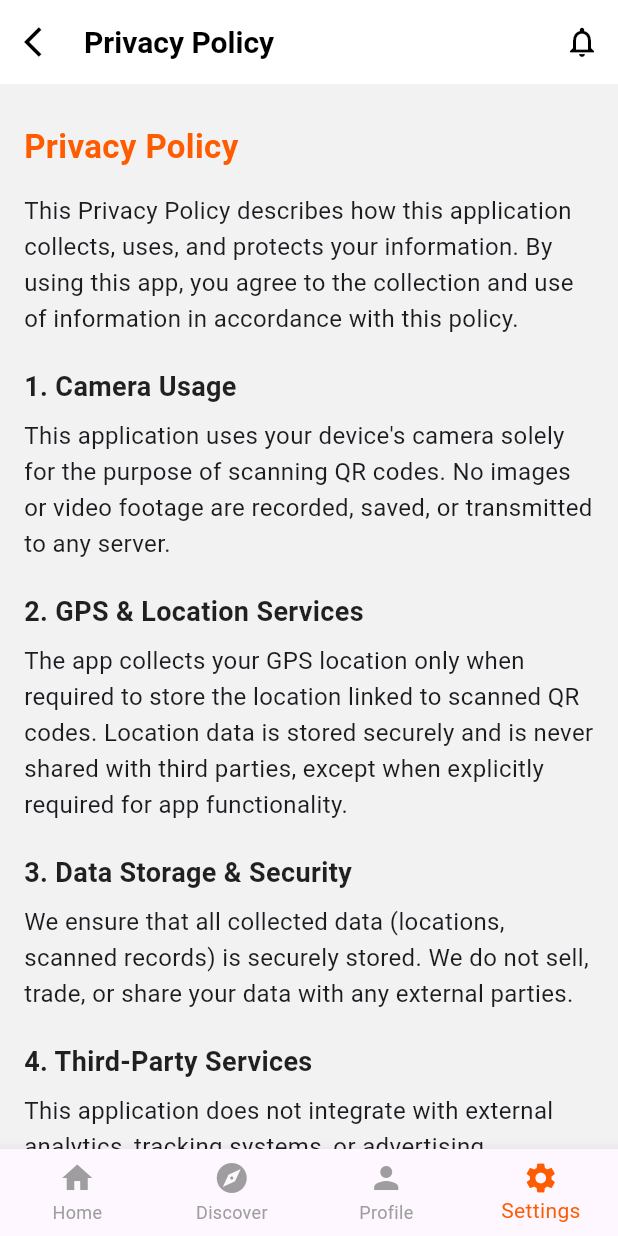
After one commit to msrepos/foxscope-app, a Flutter app: the PolicyPage screen opened by its route, on a phone screen of 412 x 824 dp. The commit adds this screen. Run offline on Flutter 3.47's test engine with Material 3 defaults, Android fonts, the phone set to English and light mode, and no system bars; our stand-ins replace flutter_svg, font_awesome_flutter, get_it, go_router; missing offline and left inert: country_icons.

Commit message:
add setting pages

```diff
--- a/lib/core/constants/app_router.dart
+++ b/lib/core/constants/app_router.dart
@@ -19,6 +19,11 @@ import '../../features/scope/presentation/pages/send_page.dart';
 import '../../features/scope/presentation/pages/scan_page.dart';
 import '../../features/market/presentation/pages/market_page.dart';
 import '../../features/chat/presentation/pages/chat_page.dart';
+import '../../features/settings/presentation/pages/privacy_page.dart';
+import '../../features/settings/presentation/pages/policy_page.dart';
+import '../../features/settings/presentation/pages/terms_page.dart';
+import '../../features/settings/presentation/pages/help_page.dart';
+import '../../features/settings/presentation/pages/language_page.dart';
 
 class AppRouter {
   static final GoRouter router = GoRouter(
@@ -96,6 +101,26 @@ class AppRouter {
         path: '/settings',
         builder: (context, state) => const SettingsPage(),
       ),
+      GoRoute(
+        path: '/privacy',
+        builder: (context, state) => const PrivacyPage(),
+      ),
+      GoRoute(
+        path: '/policy',
+        builder: (context, state) => const PolicyPage(),
+      ),
+      GoRoute(
+        path: '/terms',
+        builder: (context, state) => const TermsPage(),
+      ),
+      GoRoute(
+        path: '/help',
+        builder: (context, state) => const HelpPage(),
+      ),
+      GoRoute(
+        path: '/language',
+        builder: (context, state) => const LanguagePage(),
+      ),
     ],
   );
 }
--- /dev/null
+++ b/lib/features/settings/presentation/pages/policy_page.dart
@@ -0,0 +1,103 @@
+import 'package:flutter/material.dart';
+import '../../../../core/theme/app_colors.dart';
+import '../../../../core/widgets/app_header.dart';
+import '../../../../core/widgets/app_footer.dart';
+
+class PolicyPage extends StatelessWidget {
+  const PolicyPage({super.key});
+
+  @override
+  Widget build(BuildContext context) {
+    return Scaffold(
+      appBar: const AppHeader(title: "Privacy Policy"),
+      backgroundColor: const Color(0xFFF2F2F2),
+      body: SingleChildScrollView(
+        padding: const EdgeInsets.all(16.0),
+        child: Column(
+          crossAxisAlignment: CrossAxisAlignment.start,
+          children: [
+            const SizedBox(height: 10),
+            Text(
+              "Privacy Policy",
+              style: TextStyle(
+                color: AppColors.primary,
+                fontSize: 22,
+                fontWeight: FontWeight.bold,
+              ),
+            ),
+            const SizedBox(height: 16),
+            const Text(
+              "This Privacy Policy describes how this application collects, uses, and protects your information. By using this app, you agree to the collection and use of information in accordance with this policy.",
+              style: TextStyle(fontSize: 16, height: 1.5),
+            ),
+
+            const SizedBox(height: 20),
+            _buildSectionTitle("1. Camera Usage"),
+            const Text(
+              "This application uses your device's camera solely for the purpose of scanning QR codes. No images or video footage are recorded, saved, or transmitted to any server.",
+              style: TextStyle(fontSize: 16, height: 1.5),
+            ),
+
+            const SizedBox(height: 20),
+            _buildSectionTitle("2. GPS & Location Services"),
+            const Text(
+              "The app collects your GPS location only when required to store the location linked to scanned QR codes. Location data is stored securely and is never shared with third parties, except when explicitly required for app functionality.",
+              style: TextStyle(fontSize: 16, height: 1.5),
+            ),
+
+            const SizedBox(height: 20),
+            _buildSectionTitle("3. Data Storage & Security"),
+            const Text(
+              "We ensure that all collected data (locations, scanned records) is securely stored. We do not sell, trade, or share your data with any external parties.",
+              style: TextStyle(fontSize: 16, height: 1.5),
+            ),
+
+            const SizedBox(height: 20),
+            _buildSectionTitle("4. Third-Party Services"),
+            const Text(
+              "This application does not integrate with external analytics, tracking systems, or advertising networks. Your data remains fully private.",
+              style: TextStyle(fontSize: 16, height: 1.5),
+            ),
+
+            const SizedBox(height: 20),
+            _buildSectionTitle("5. User Consent"),
+            const Text(
+              "By using this application, you consent to the use of your device's camera and location services strictly for the intended functionalities.",
+              style: TextStyle(fontSize: 16, height: 1.5),
+            ),
+
+            const SizedBox(height: 20),
+            _buildSectionTitle("6. Changes to This Policy"),
+            const Text(
+              "We may update this Privacy Policy from time to time. You are advised to review this page periodically for any changes.",
+              style: TextStyle(fontSize: 16, height: 1.5),
+            ),
+
+            const SizedBox(height: 30),
+            const Text(
+              "If you have any questions regarding this Privacy Policy, please contact the support team.",
+              style: TextStyle(fontSize: 16, height: 1.5),
+            ),
+
+            const SizedBox(height: 60),
+          ],
+        ),
+      ),
+      bottomNavigationBar: const AppFooter(currentIndex: 3),
+    );
+  }
+
+  static Widget _buildSectionTitle(String title) {
+    return Padding(
+      padding: const EdgeInsets.only(bottom: 8.0),
+      child: Text(
+        title,
+        style: const TextStyle(
+          fontSize: 18,
+          fontWeight: FontWeight.bold,
+          color: Colors.black87,
+        ),
+      ),
+    );
+  }
+}
--- /dev/null
+++ b/lib/features/settings/presentation/pages/privacy_page.dart
@@ -0,0 +1,103 @@
+import 'package:flutter/material.dart';
+import '../../../../core/theme/app_colors.dart';
+import '../../../../core/widgets/app_header.dart';
+import '../../../../core/widgets/app_footer.dart';
+
+class PrivacyPage extends StatelessWidget {
+  const PrivacyPage({super.key});
+
+  @override
+  Widget build(BuildContext context) {
+    return Scaffold(
+      appBar: const AppHeader(title: "Privacy Center"),
+      backgroundColor: const Color(0xFFF2F2F2),
+      body: SingleChildScrollView(
+        padding: const EdgeInsets.all(16.0),
+        child: Column(
+          crossAxisAlignment: CrossAxisAlignment.start,
+          children: [
+            const SizedBox(height: 10),
+            Text(
+              "Privacy Center",
+              style: TextStyle(
+                color: AppColors.primary,
+                fontSize: 22,
+                fontWeight: FontWeight.bold,
+              ),
+            ),
+            const SizedBox(height: 16),
+            const Text(
+              "This Privacy Center describes how this application collects, uses, and protects your information. By using this app, you agree to the collection and use of information in accordance with this policy.",
+              style: TextStyle(fontSize: 16, height: 1.5),
+            ),
+
+            const SizedBox(height: 20),
+            _buildSectionTitle("1. Camera Usage"),
+            const Text(
+              "This application uses your device's camera solely for the purpose of scanning QR codes. No images or video footage are recorded, saved, or transmitted to any server.",
+              style: TextStyle(fontSize: 16, height: 1.5),
+            ),
+
+            const SizedBox(height: 20),
+            _buildSectionTitle("2. GPS & Location Services"),
+            const Text(
+              "The app collects your GPS location only when required to store the location linked to scanned QR codes. Location data is stored securely and is never shared with third parties, except when explicitly required for app functionality.",
+              style: TextStyle(fontSize: 16, height: 1.5),
+            ),
+
+            const SizedBox(height: 20),
+            _buildSectionTitle("3. Data Storage & Security"),
+            const Text(
+              "We ensure that all collected data (locations, scanned records) is securely stored. We do not sell, trade, or share your data with any external parties.",
+              style: TextStyle(fontSize: 16, height: 1.5),
+            ),
+
+            const SizedBox(height: 20),
+            _buildSectionTitle("4. Third-Party Services"),
+            const Text(
+              "This application does not integrate with external analytics, tracking systems, or advertising networks. Your data remains fully private.",
+              style: TextStyle(fontSize: 16, height: 1.5),
+            ),
+
+            const SizedBox(height: 20),
+            _buildSectionTitle("5. User Consent"),
+            const Text(
+              "By using this application, you consent to the use of your device's camera and location services strictly for the intended functionalities.",
+              style: TextStyle(fontSize: 16, height: 1.5),
+            ),
+
+            const SizedBox(height: 20),
+            _buildSectionTitle("6. Changes to This Policy"),
+            const Text(
+              "We may update this Privacy Policy from time to time. You are advised to review this page periodically for any changes.",
+              style: TextStyle(fontSize: 16, height: 1.5),
+            ),
+
+            const SizedBox(height: 30),
+            const Text(
+              "If you have any questions regarding this Privacy Policy, please contact the support team.",
+              style: TextStyle(fontSize: 16, height: 1.5),
+            ),
+
+            const SizedBox(height: 60),
+          ],
+        ),
+      ),
+      bottomNavigationBar: const AppFooter(currentIndex: 3),
+    );
+  }
+
+  static Widget _buildSectionTitle(String title) {
+    return Padding(
+      padding: const EdgeInsets.only(bottom: 8.0),
+      child: Text(
+        title,
+        style: const TextStyle(
+          fontSize: 18,
+          fontWeight: FontWeight.bold,
+          color: Colors.black87,
+        ),
+      ),
+    );
+  }
+}
--- a/pubspec.yaml
+++ b/pubspec.yaml
@@ -42,6 +42,8 @@ dependencies:
   hive: ^2.2.3
   hive_flutter: ^1.1.0
   font_awesome_flutter: ^10.7.0
+  country_icons: ^2.0.1
+  flutter_svg: ^2.0.7
 
   # The following adds the Cupertino Icons font to your application.
   # Use with the CupertinoIcons class for iOS style icons.
```
Also changed, not shown: lib/features/settings/presentation/pages/help_page.dart (added, +169 -0 lines), lib/features/settings/presentation/pages/language_page.dart (added, +115 -0 lines), lib/features/settings/presentation/pages/settings_page.dart (+83 -32 lines), lib/features/settings/presentation/pages/terms_page.dart (added, +103 -0 lines), pubspec.lock.
